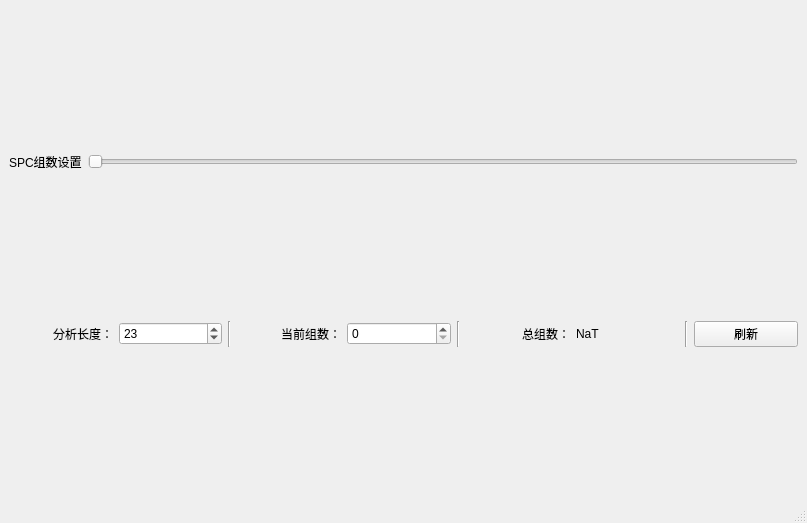
Above: db_process/ui/spcwindow.ui from Sanvenir/db_process before the change. Below: the same form after it.
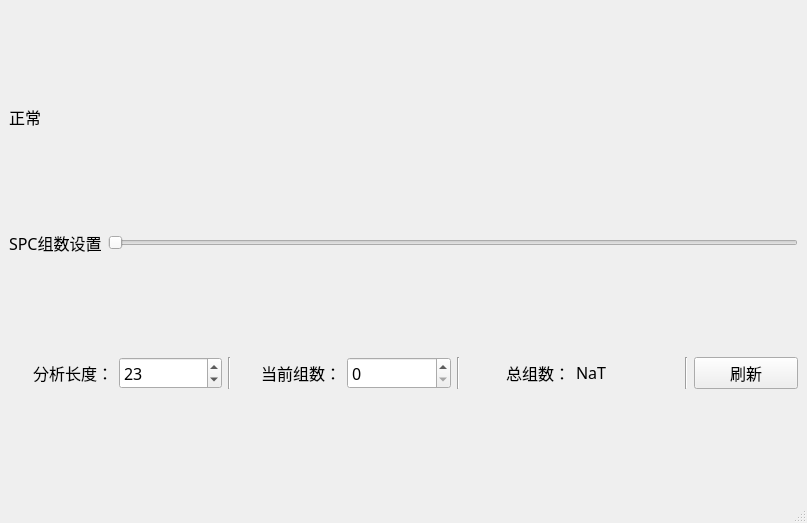
That is the form after the change.

The edit to the form file:
```diff
--- a/db_process/ui/spcwindow.ui
+++ b/db_process/ui/spcwindow.ui
@@ -25,6 +25,25 @@
       </property>
      </layout>
     </item>
+    <item>
+     <widget class="QLabel" name="label_type">
+      <property name="sizePolicy">
+       <sizepolicy hsizetype="Preferred" vsizetype="Fixed">
+        <horstretch>0</horstretch>
+        <verstretch>0</verstretch>
+       </sizepolicy>
+      </property>
+      <property name="font">
+       <font>
+        <family>等线</family>
+        <pointsize>12</pointsize>
+       </font>
+      </property>
+      <property name="text">
+       <string>正常</string>
+      </property>
+     </widget>
+    </item>
     <item>
      <layout class="QHBoxLayout" name="horizontalLayout">
       <property name="sizeConstraint">
@@ -38,6 +57,12 @@
           <verstretch>0</verstretch>
          </sizepolicy>
         </property>
+        <property name="font">
+         <font>
+          <family>等线</family>
+          <pointsize>12</pointsize>
+         </font>
+        </property>
         <property name="text">
          <string>SPC组数设置</string>
         </property>
@@ -45,6 +70,12 @@
       </item>
       <item>
        <widget class="QSlider" name="slider_spc">
+        <property name="font">
+         <font>
+          <family>等线</family>
+          <pointsize>12</pointsize>
+         </font>
+        </property>
         <property name="maximum">
          <number>1000000</number>
         </property>
@@ -65,6 +96,12 @@
           <verstretch>0</verstretch>
          </sizepolicy>
         </property>
+        <property name="font">
+         <font>
+          <family>等线</family>
+          <pointsize>12</pointsize>
+         </font>
+        </property>
         <property name="text">
          <string>分析长度：</string>
         </property>
@@ -75,6 +112,12 @@
       </item>
       <item>
        <widget class="QSpinBox" name="spin_range">
+        <property name="font">
+         <font>
+          <family>等线</family>
+          <pointsize>12</pointsize>
+         </font>
+        </property>
         <property name="minimum">
          <number>20</number>
         </property>
@@ -88,6 +131,12 @@
       </item>
       <item>
        <widget class="Line" name="line_3">
+        <property name="font">
+         <font>
+          <family>等线</family>
+          <pointsize>12</pointsize>
+         </font>
+        </property>
         <property name="orientation">
          <enum>Qt::Vertical</enum>
         </property>
@@ -101,6 +150,12 @@
           <verstretch>0</verstretch>
          </sizepolicy>
         </property>
+        <property name="font">
+         <font>
+          <family>等线</family>
+          <pointsize>12</pointsize>
+         </font>
+        </property>
         <property name="text">
          <string>当前组数：</string>
         </property>
@@ -111,6 +166,12 @@
       </item>
       <item>
        <widget class="QSpinBox" name="spin_spc">
+        <property name="font">
+         <font>
+          <family>等线</family>
+          <pointsize>12</pointsize>
+         </font>
+        </property>
         <property name="maximum">
          <number>1000000</number>
         </property>
@@ -118,6 +179,12 @@
       </item>
       <item>
        <widget class="Line" name="line">
+        <property name="font">
+         <font>
+          <family>等线</family>
+          <pointsize>12</pointsize>
+         </font>
+        </property>
         <property name="orientation">
          <enum>Qt::Vertical</enum>
         </property>
@@ -131,6 +198,12 @@
           <verstretch>0</verstretch>
          </sizepolicy>
         </property>
+        <property name="font">
+         <font>
+          <family>等线</family>
+          <pointsize>12</pointsize>
+         </font>
+        </property>
         <property name="text">
          <string>总组数：</string>
         </property>
@@ -147,6 +220,12 @@
           <verstretch>0</verstretch>
          </sizepolicy>
         </property>
+        <property name="font">
+         <font>
+          <family>等线</family>
+          <pointsize>12</pointsize>
+         </font>
+        </property>
         <property name="text">
          <string>NaT</string>
         </property>
@@ -154,6 +233,12 @@
       </item>
       <item>
        <widget class="Line" name="line_2">
+        <property name="font">
+         <font>
+          <family>等线</family>
+          <pointsize>12</pointsize>
+         </font>
+        </property>
         <property name="orientation">
          <enum>Qt::Vertical</enum>
         </property>
@@ -161,6 +246,12 @@
       </item>
       <item>
        <widget class="QPushButton" name="button_spc">
+        <property name="font">
+         <font>
+          <family>等线</family>
+          <pointsize>12</pointsize>
+         </font>
+        </property>
         <property name="text">
          <string>刷新</string>
         </property>
@@ -180,7 +271,14 @@
     </rect>
    </property>
   </widget>
-  <widget class="QStatusBar" name="statusbar"/>
+  <widget class="QStatusBar" name="statusbar">
+   <property name="font">
+    <font>
+     <family>等线</family>
+     <pointsize>12</pointsize>
+    </font>
+   </property>
+  </widget>
  </widget>
  <resources/>
  <connections>
```
Left out of the diff: 22 changed lines with no effect on the pictures.
